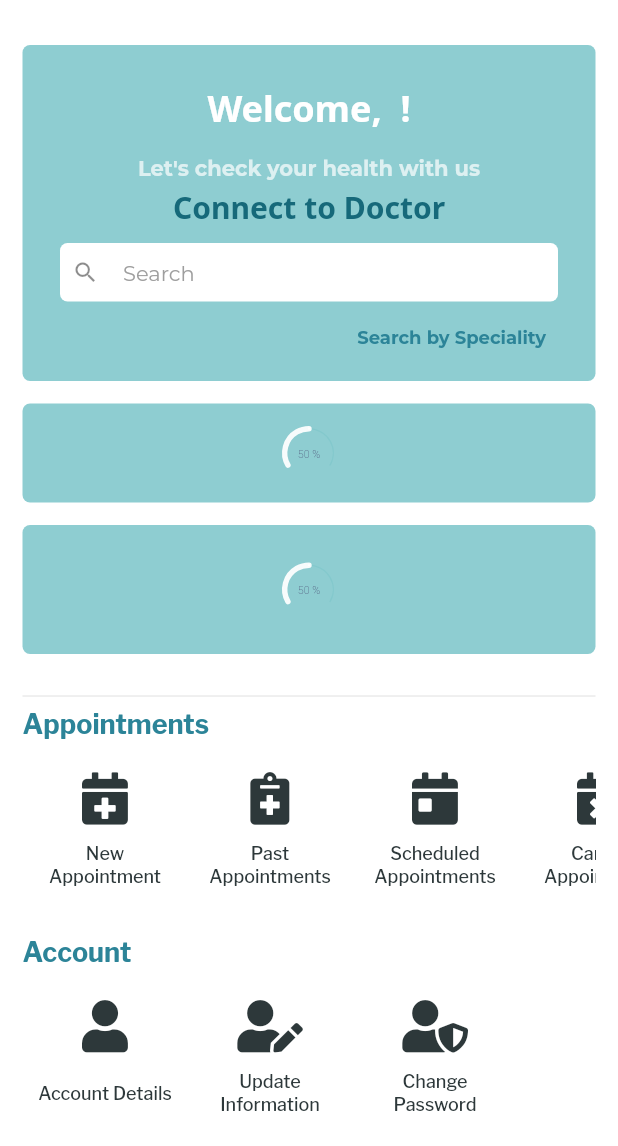
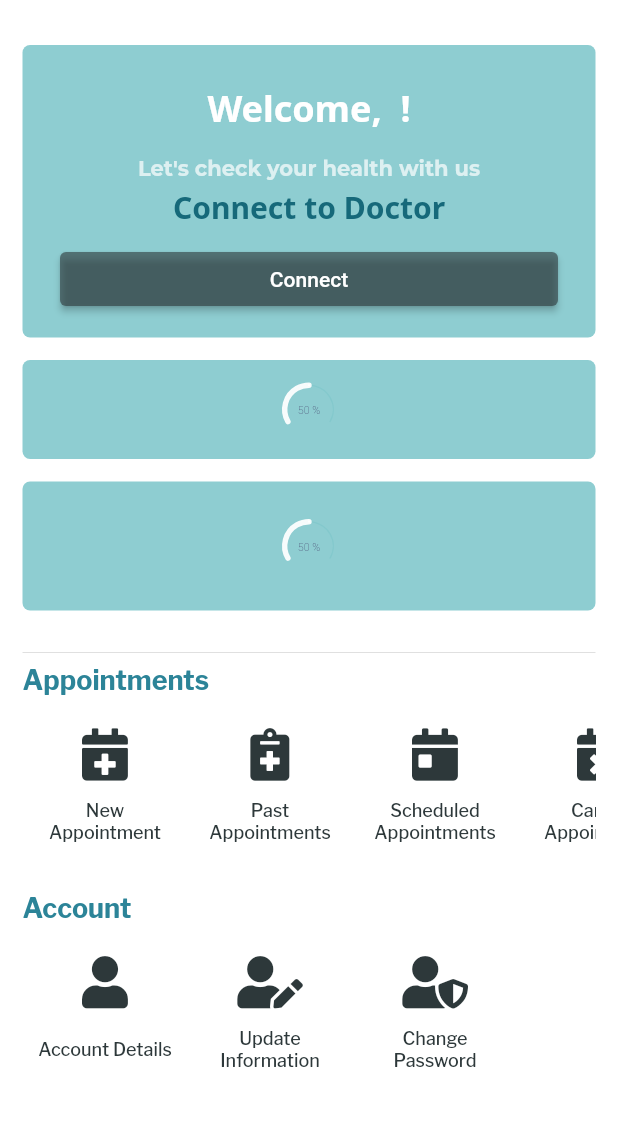
Before and after one commit to vasudevsall/e-healthcare-flutter, a Flutter app: the PatientDashboard screen opened directly with empty values, on a phone screen of 412 x 824 dp, the part 90-1236 px from its top. Run offline on Flutter 3.47's test engine with Material 2 defaults, Android fonts, the phone set to English and light mode, and no system bars; drawn by our look-alikes of sleek_circular_slider; our stand-ins replace cookie_jar, dio, dio_cookie_manager, firebase_core, firebase_messaging, firebase_storage and 7 more; missing offline and left inert: agora_rtc_engine, draw_graph; accounts and stored records are empty; network calls fail.

Commit message:
Minor style update and bug resolve

```diff
--- a/lib/screens/patient/new_appointment.dart
+++ b/lib/screens/patient/new_appointment.dart
@@ -1,7 +1,6 @@
 import 'package:e_healthcare/constants/constants.dart';
 import 'package:e_healthcare/screens/patient/PatientDrawer.dart';
 import 'package:e_healthcare/widgets/doctor_details.dart';
-import 'package:e_healthcare/screens/patient/patient_dashboard.dart';
 import 'package:e_healthcare/screens/patient/user_scaffold.dart';
 import 'package:e_healthcare/services/appointment_service.dart';
 import 'package:e_healthcare/services/information_service.dart';
@@ -217,7 +216,7 @@ class _NewAppointmentState extends State<NewAppointment> {
                 mainAxisAlignment: MainAxisAlignment.spaceBetween,
                 children: [
                   Text(
-                    'Select Time:',
+                    'Select Type:',
                     style: GoogleFonts.notoSans(
                         fontSize: 14.0,
                         fontWeight: FontWeight.w700,
@@ -287,7 +286,7 @@ class _NewAppointmentState extends State<NewAppointment> {
                   ),
                 ),
                 style: ElevatedButton.styleFrom(
-                    primary: kSecondColor
+                    primary: kDarkBackColor.withOpacity(0.7)
                 ),
               )
             ],
--- a/lib/screens/patient/patient_dashboard.dart
+++ b/lib/screens/patient/patient_dashboard.dart
@@ -7,7 +7,6 @@ import 'package:e_healthcare/services/appointment_service.dart';
 import 'package:e_healthcare/widgets/RoundedButton.dart';
 import 'package:e_healthcare/widgets/appointment_card.dart';
 import 'package:e_healthcare/widgets/dash_item_tile.dart';
-import 'package:e_healthcare/widgets/search_text_field.dart';
 import 'package:flutter/material.dart';
 import 'package:font_awesome_flutter/font_awesome_flutter.dart';
 import 'package:google_fonts/google_fonts.dart';
@@ -86,7 +85,7 @@ class _PatientDashboardState extends State<PatientDashboard> with RouteAware {
         children: <Widget>[
           SizedBox(height: 20.0,),
           Container(
-            padding: EdgeInsets.fromLTRB(25.0, 25.0, 25.0, 5.0),
+            padding: EdgeInsets.fromLTRB(25.0, 25.0, 25.0, 15.0),
             decoration: kDashBoxDecoration,
             child: Column(
               crossAxisAlignment: CrossAxisAlignment.stretch,
@@ -118,34 +117,13 @@ class _PatientDashboardState extends State<PatientDashboard> with RouteAware {
                   ),
                 ),
                 SizedBox(height: 10.0,),
-                SearchTextField(
-                  onSubmitted: (value){
-                    //TODO: On Pressed, search Doctor
+                ElevatedButton(
+                  onPressed: () {
+                    //TODO Messaging Screen
                   },
-                  onChanged: (newVal){
-                    //TODO: On change
-                  },
+                  child: Text('Connect'),
+                  style: ElevatedButton.styleFrom(primary: kDarkBackColor.withOpacity(0.6)),
                 ),
-                Row(
-                  mainAxisAlignment: MainAxisAlignment.end,
-                  children: <Widget>[
-                    TextButton(
-                      onPressed: () {
-                        Navigator.push(context, MaterialPageRoute(builder: (context) {
-                          return SearchDoctor(data: widget.data);
-                        }));
-                      },
-                      child: Text(
-                        'Search by Speciality',
-                        style: GoogleFonts.montserrat(
-                          color: kPrimaryLight,
-                          fontSize: 12.0,
-                          fontWeight: FontWeight.w700
-                        ),
-                      ),
-                    )
-                  ],
-                )
               ],
             ),
           ),
@@ -359,14 +337,14 @@ class _PatientDashboardState extends State<PatientDashboard> with RouteAware {
         ),
         SizedBox(height: 20.0,),
         for (var i in scheduledAppointmentsData) AppointmentCard(data: widget.data, appointmentData: i, marginBottom: true,),
-        RoundedButton(
-            color: kSecondColor,
-            text: 'Schedule New',
-            onPressed: () {
-              Navigator.push(context, MaterialPageRoute(builder: (context) {
-                return SearchDoctor(data: widget.data);
-              }));
-            }
+        ElevatedButton(
+          child: Text('Schedule New'),
+          onPressed: () {
+            Navigator.push(context, MaterialPageRoute(builder: (context) {
+              return SearchDoctor(data: widget.data);
+            }));
+          },
+          style: ElevatedButton.styleFrom(primary: kDarkBackColor.withOpacity(0.6)),
         ),
       ],
     );
```
Also changed, not shown: lib/widgets/appointment_card.dart (+4 -3 lines).
